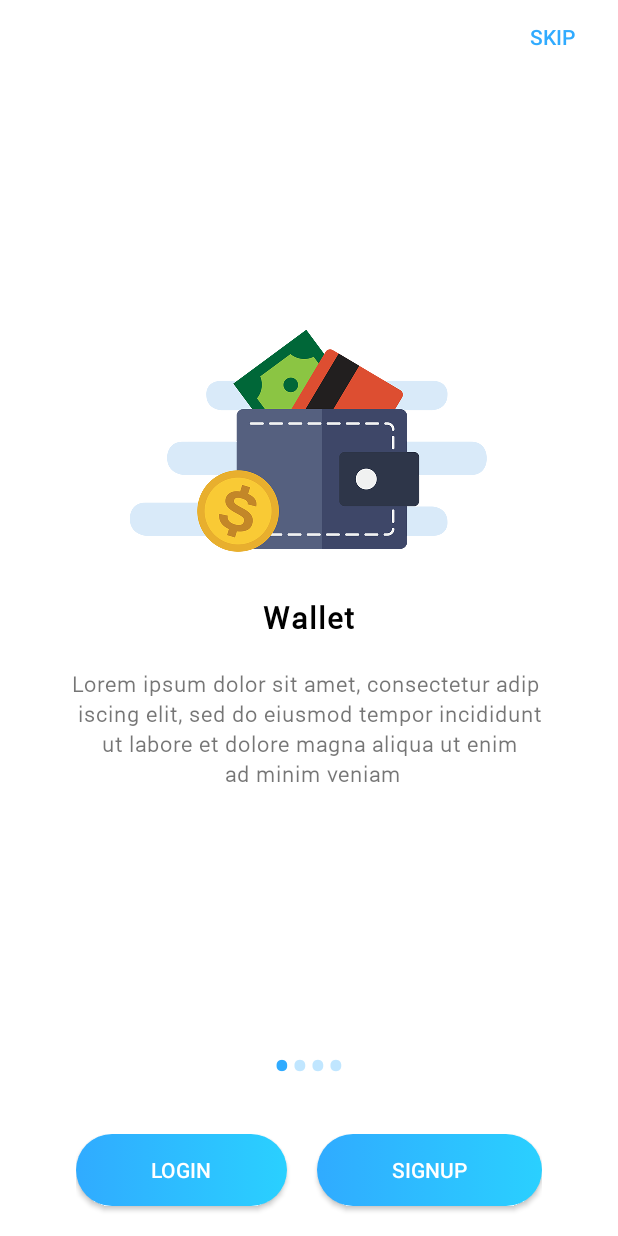
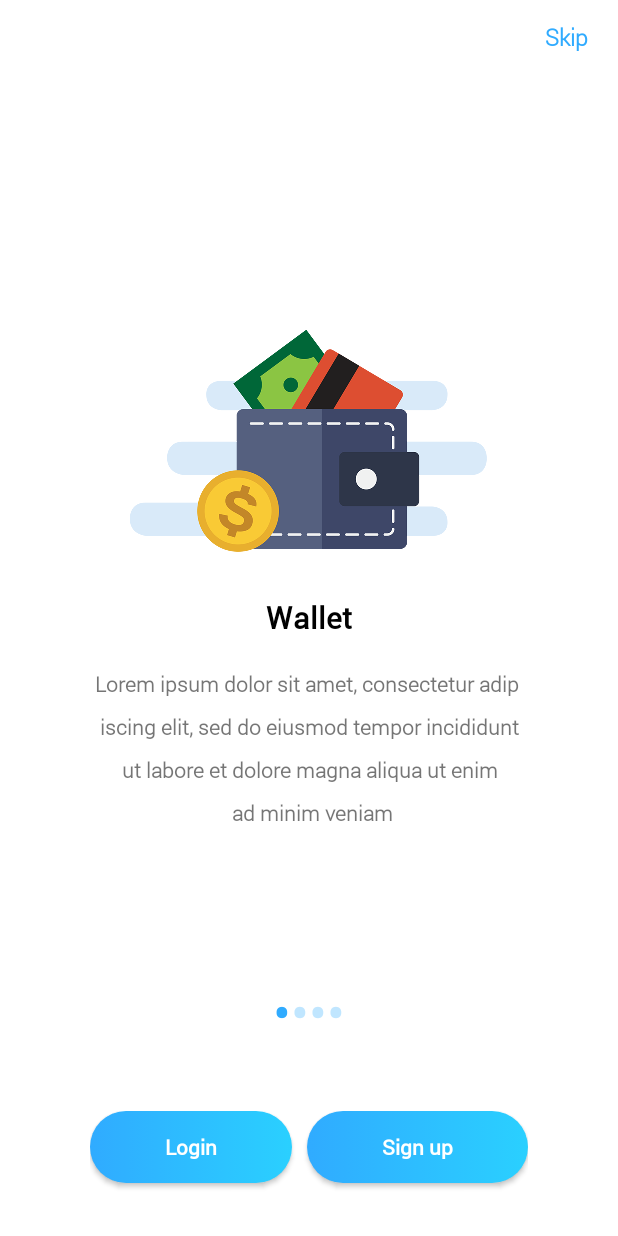
Before and after one commit to sandeepmillipixels/EM, an Android app: the screen it shows after launch (OnBoarding), on a phone screen of 412 x 824 dp. Run offline under Robolectric (Android 15) with nearby library versions, the phone set to English and light mode, and no system bars; our stand-ins replace ButterKnife.

Commit message:
Set Fonts

```diff
--- a/app/src/main/java/com/example/millipixelsinteractive_031/em/onboarding/OnBoarding.java
+++ b/app/src/main/java/com/example/millipixelsinteractive_031/em/onboarding/OnBoarding.java
@@ -35,7 +35,7 @@ public class OnBoarding extends Activity {
     ViewPager view_pager;
 
     @BindView(R.id.btn_skip)
-    Button btn_skip;
+    com.example.millipixelsinteractive_031.em.typeface.FontsClassLight btn_skip;
 
     OnboardViewpagerAdapter onboardViewpagerAdapter;
 
--- /dev/null
+++ b/app/src/main/java/com/example/millipixelsinteractive_031/em/typeface/FontButton.java
@@ -0,0 +1,33 @@
+package com.example.millipixelsinteractive_031.em.typeface;
+
+import android.content.Context;
+import android.graphics.Typeface;
+import android.util.AttributeSet;
+import android.widget.Button;
+
+/**
+ * Created by millipixelsinteractive_031 on 09/03/18.
+ */
+
+public class FontButton extends android.support.v7.widget.AppCompatButton {
+    public FontButton(Context context) {
+        super(context);
+        initRegular();
+    }
+
+    public FontButton(Context context, AttributeSet attrs) {
+        super(context, attrs);
+        initRegular();
+    }
+
+    public FontButton(Context context, AttributeSet attrs, int defStyleAttr) {
+        super(context, attrs, defStyleAttr);
+        initRegular();
+    }
+
+    public void initRegular() {
+        Typeface tf = Typeface.createFromAsset(getContext().getAssets(), "fonts/Roboto_Regular.ttf");
+        setTypeface(tf ,1);
+
+    }
+}
--- a/app/src/main/java/com/example/millipixelsinteractive_031/em/typeface/FontsClass.java
+++ b/app/src/main/java/com/example/millipixelsinteractive_031/em/typeface/FontsClass.java
@@ -16,8 +16,8 @@ import android.widget.TextView;
 
 public class FontsClass extends android.support.v7.widget.AppCompatTextView {
 
-    private float spacing = Spacing.NORMAL;
-    private CharSequence originalText = "";
+//    private float spacing = Spacing.NORMAL;
+//    private CharSequence originalText = "";
 
     public FontsClass(Context context, AttributeSet attrs, int defStyle) {
         super(context, attrs, defStyle);
@@ -44,46 +44,46 @@ public class FontsClass extends android.support.v7.widget.AppCompatTextView {
     }
 
 
-    public float getSpacing() {
-        return this.spacing;
-    }
+//    public float getSpacing() {
+//        return this.spacing;
+//    }
 
-    public void setSpacing(float spacing) {
-        this.spacing = spacing;
-        applySpacing();
-    }
+//    public void setSpacing(float spacing) {
+//        this.spacing = spacing;
+//        applySpacing();
+//    }
+//
+//    @Override
+//    public void setText(CharSequence text, BufferType type) {
+//        originalText = text;
+//        applySpacing();
+//    }
 
-    @Override
-    public void setText(CharSequence text, BufferType type) {
-        originalText = text;
-        applySpacing();
-    }
-
-    @Override
-    public CharSequence getText() {
-        return originalText;
-    }
+//    @Override
+//    public CharSequence getText() {
+//        return originalText;
+//    }
 
 
-    private void applySpacing() {
-        if (this == null || this.originalText == null) return;
-        StringBuilder builder = new StringBuilder();
-        for(int i = 0; i < originalText.length(); i++) {
-            builder.append(originalText.charAt(i));
-            if(i+1 < originalText.length()) {
-                builder.append("\u00A0");
-            }
-        }
-        SpannableString finalText = new SpannableString(builder.toString());
-        if(builder.toString().length() > 1) {
-            for(int i = 1; i < builder.toString().length(); i+=2) {
-                finalText.setSpan(new ScaleXSpan((spacing+1)/10), i, i+1, Spannable.SPAN_EXCLUSIVE_EXCLUSIVE);
-            }
-        }
-        super.setText(finalText, BufferType.SPANNABLE);
-    }
-
-    public class Spacing {
-        public final static float NORMAL = 0;
-    }
+//    private void applySpacing() {
+//        if (this == null || this.originalText == null) return;
+//        StringBuilder builder = new StringBuilder();
+//        for(int i = 0; i < originalText.length(); i++) {
+//            builder.append(originalText.charAt(i));
+//            if(i+1 < originalText.length()) {
+//                builder.append("\u00A0");
+//            }
+//        }
+//        SpannableString finalText = new SpannableString(builder.toString());
+//        if(builder.toString().length() > 1) {
+//            for(int i = 1; i < builder.toString().length(); i+=2) {
+//                finalText.setSpan(new ScaleXSpan((spacing+1)/10), i, i+1, Spannable.SPAN_EXCLUSIVE_EXCLUSIVE);
+//            }
+//        }
+//        super.setText(finalText, BufferType.SPANNABLE);
+//    }
+//
+//    public class Spacing {
+//        public final static float NORMAL = 0;
+//    }
 }
--- a/app/src/main/java/com/example/millipixelsinteractive_031/em/typeface/FontsClassLight.java
+++ b/app/src/main/java/com/example/millipixelsinteractive_031/em/typeface/FontsClassLight.java
@@ -13,8 +13,8 @@ import android.util.AttributeSet;
 
 public class FontsClassLight extends android.support.v7.widget.AppCompatTextView {
 
-    private float spacing = FontsClass.Spacing.NORMAL;
-    private CharSequence originalText = "";
+//    private float spacing = FontsClass.Spacing.NORMAL;
+//    private CharSequence originalText = "";
 
     public FontsClassLight(Context context, AttributeSet attrs, int defStyle) {
         super(context, attrs, defStyle);
@@ -41,47 +41,47 @@ public class FontsClassLight extends android.support.v7.widget.AppCompatTextView
     }
 
 
-    public float getSpacing() {
-        return this.spacing;
-    }
-
-    public void setSpacing(float spacing) {
-        this.spacing = spacing;
-        applySpacing();
-    }
-
-    @Override
-    public void setText(CharSequence text, BufferType type) {
-        originalText = text;
-        applySpacing();
-    }
-
-    @Override
-    public CharSequence getText() {
-        return originalText;
-    }
-
-
-    private void applySpacing() {
-        if (this == null || this.originalText == null) return;
-        StringBuilder builder = new StringBuilder();
-        for(int i = 0; i < originalText.length(); i++) {
-            builder.append(originalText.charAt(i));
-            if(i+1 < originalText.length()) {
-                builder.append("\u00A0");
-            }
-        }
-        SpannableString finalText = new SpannableString(builder.toString());
-        if(builder.toString().length() > 1) {
-            for(int i = 1; i < builder.toString().length(); i+=2) {
-                finalText.setSpan(new ScaleXSpan((spacing+1)/5), i, i+1, Spannable.SPAN_EXCLUSIVE_EXCLUSIVE);
-            }
-        }
-        super.setText(finalText, BufferType.SPANNABLE);
-    }
-
-    public class Spacing {
-        public final static float NORMAL = 0;
-    }
+//    public float getSpacing() {
+//        return this.spacing;
+//    }
+//
+//    public void setSpacing(float spacing) {
+//        this.spacing = spacing;
+//        applySpacing();
+//    }
+//
+//    @Override
+//    public void setText(CharSequence text, BufferType type) {
+//        originalText = text;
+//        applySpacing();
+//    }
+//
+//    @Override
+//    public CharSequence getText() {
+//        return originalText;
+//    }
+//
+//
+//    private void applySpacing() {
+//        if (this == null || this.originalText == null) return;
+//        StringBuilder builder = new StringBuilder();
+//        for(int i = 0; i < originalText.length(); i++) {
+//            builder.append(originalText.charAt(i));
+//            if(i+1 < originalText.length()) {
+//                builder.append("\u00A0");
+//            }
+//        }
+//        SpannableString finalText = new SpannableString(builder.toString());
+//        if(builder.toString().length() > 1) {
+//            for(int i = 1; i < builder.toString().length(); i+=2) {
+//                finalText.setSpan(new ScaleXSpan((spacing+1)/5), i, i+1, Spannable.SPAN_EXCLUSIVE_EXCLUSIVE);
+//            }
+//        }
+//        super.setText(finalText, BufferType.SPANNABLE);
+//    }
+//
+//    public class Spacing {
+//        public final static float NORMAL = 0;
+//    }
 
 }
--- a/app/src/main/res/layout/activity_verify_otp.xml
+++ b/app/src/main/res/layout/activity_verify_otp.xml
@@ -65,7 +65,7 @@
                     android:layout_width="match_parent"
                     android:layout_height="wrap_content">
 
-                    <TextView
+                    <com.example.millipixelsinteractive_031.em.typeface.FontsClass
                         android:textSize="18sp"
                         android:textColor="@color/white"
                         android:text="Verify Otp"
--- a/app/src/main/res/layout/first_onboarding.xml
+++ b/app/src/main/res/layout/first_onboarding.xml
@@ -28,6 +28,7 @@
         android:id="@+id/textView2"
         android:layout_width="match_parent"
         android:layout_height="wrap_content"
+        android:lineSpacingExtra="@dimen/margin_10_dp"
         android:padding="@dimen/padding_5dp"
         android:gravity="center"
         android:layout_marginTop="@dimen/margin_15_dp"
--- a/app/src/main/res/layout/fourth_onboarding.xml
+++ b/app/src/main/res/layout/fourth_onboarding.xml
@@ -29,7 +29,9 @@
         android:layout_width="match_parent"
         android:layout_height="wrap_content"
         android:gravity="center"
-        android:layout_marginTop="@dimen/margin_10_dp"
+        android:lineSpacingExtra="@dimen/margin_10_dp"
+        android:layout_marginTop="@dimen/margin_15_dp"
+
         android:layout_alignParentLeft="true"
         android:layout_alignParentStart="true"
         android:textColor="@color/splasgDesc"
--- a/app/src/main/res/layout/onboarding.xml
+++ b/app/src/main/res/layout/onboarding.xml
@@ -21,14 +21,16 @@
         android:layout_height="@dimen/topbar_Height">
 
 
-        <Button
+        <com.example.millipixelsinteractive_031.em.typeface.FontsClassLight
             android:id="@+id/btn_skip"
             android:layout_width="wrap_content"
             android:layout_height="wrap_content"
-            android:background="@null"
             android:text="@string/skip"
+            android:padding="@dimen/padding_10dp"
+            android:layout_marginRight="@dimen/margin_10_dp"
             android:layout_alignParentEnd="true"
             android:layout_alignParentRight="true"
+            android:textSize="@dimen/size_15dp"
             android:layout_centerVertical="true"
             android:textColor="@color/selectedColor" />
     </RelativeLayout>
@@ -39,7 +41,7 @@
         android:layout_above="@+id/onboarding_login_signup_layout"
         android:id="@+id/layoutDots"
         android:layout_width="match_parent"
-        android:layout_marginBottom="@dimen/margin_40_dp"
+        android:layout_marginBottom="@dimen/margin_60_dp"
         android:layout_height="@dimen/size_30dp"
         android:orientation="horizontal"></LinearLayout>
 
@@ -48,13 +50,13 @@
         android:layout_alignParentBottom="true"
         android:orientation="horizontal"
         android:background="@color/white"
-
+        android:layout_marginBottom="@dimen/margin_15_dp"
         android:layout_centerHorizontal="true"
         android:layout_width="wrap_content"
         android:layout_height="wrap_content">
 
 
-        <Button
+        <com.example.millipixelsinteractive_031.em.typeface.FontButton
             android:id="@+id/btnLogin"
             android:layout_weight="1"
             android:layout_width="wrap_content"
@@ -63,11 +65,12 @@
             android:paddingLeft="@dimen/padding_50dp"
             android:layout_marginBottom="@dimen/margin_20_dp"
             android:textColor="@color/white"
+            android:textAllCaps="false"
             android:background="@drawable/app_round_button_drawable"
-            android:layout_marginRight="@dimen/margin_20_dp"
+            android:layout_marginRight="@dimen/margin_10_dp"
             android:layout_height="wrap_content" />
 
-        <Button
+        <com.example.millipixelsinteractive_031.em.typeface.FontButton
             android:layout_weight="1"
             android:id="@+id/btnSignup"
             android:text="@string/signup"
@@ -75,6 +78,7 @@
             android:paddingLeft="@dimen/padding_50dp"
             android:textColor="@color/white"
             android:layout_marginBottom="@dimen/margin_20_dp"
+            android:textAllCaps="false"
             android:background="@drawable/app_round_button_drawable"
             android:layout_width="wrap_content"
             android:layout_alignParentRight="true"
--- a/app/src/main/res/values/dimen.xml
+++ b/app/src/main/res/values/dimen.xml
@@ -3,6 +3,7 @@
     <dimen name="margin_10_dp">10dp</dimen>
     <dimen name="margin_15_dp">15dp</dimen>
     <dimen name="margin_20_dp">20dp</dimen>
+    <dimen name="margin_24_dp">24dp</dimen>
     <dimen name="margin_25_dp">25dp</dimen>
     <dimen name="margin_30_dp">30dp</dimen>
     <dimen name="margin_40_dp">40dp</dimen>
@@ -39,5 +40,6 @@
     <dimen name="padding_35dp">35dp</dimen>
     <dimen name="padding_40dp">40dp</dimen>
     <dimen name="padding_50dp">50dp</dimen>
+    <dimen name="padding_60dp">60dp</dimen>
 
 </resources>
--- a/app/src/main/res/values/strings.xml
+++ b/app/src/main/res/values/strings.xml
@@ -5,19 +5,21 @@
 
     <string name="login">Login</string>
 
-    <string name="signup">Signup</string>
+
+
+    <string name="signup">Sign up</string>
     <string name="verify">Verify</string>
     <string name="send_otp">Send OTP</string>
     <string name="change_number">Change Number</string>
     <string name="not_received_otp">Did not receive OTP?</string>
-    <string name="resend_otp">Resend OTP?</string>
+    <string name="resend_otp">Resend OTP</string>
     <string name="enter_phone_email">Enter your Phone Number and Email</string>
     <string name="enter_email">Enter Email</string>
     <string name="enter_phone">Enter Phone Number</string>
     <string name="enter_your_phone">Enter Your Phone Number</string>
     <string name="copyright">Copyrights 2018. All Rights Reserved.</string>
     <string name="verify_mobile">Verify Mobile Number</string>
-    <string name="splashText">Keep eye on your \n every expenses</string>
+    <string name="splashText">Keep eye on your \n every expense</string>
     <string name="wallet">Wallet</string>
     <string name="saving">Saving</string>
 
```
Also changed, not shown: app/src/main/java/com/example/millipixelsinteractive_031/em/typeface/FontEditText.java (added, +33 -0 lines), app/src/main/res/layout/activity_login_signup.xml (+9 -8 lines), app/src/main/res/layout/login_card_layout.xml (+11 -1 lines), app/src/main/res/layout/sign_up_card_layout.xml (+4 -4 lines), app/src/main/res/layout/verify_otp_card_layout.xml (+8 -8 lines), 5 other files.
